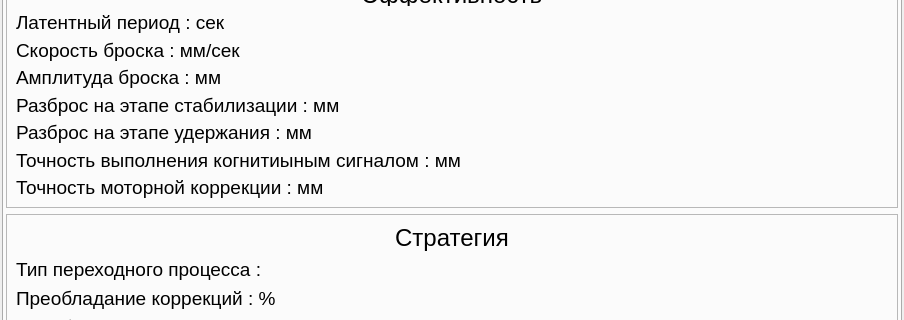
First picture: the form in metodics/dynamic_tests/step_offset/stepoffsetvisualize.ui, repository grigp/a-analyser, before the edit; both pictures show x 0 to 904 and y 144 to 464 of the 904 by 638 pixel window.
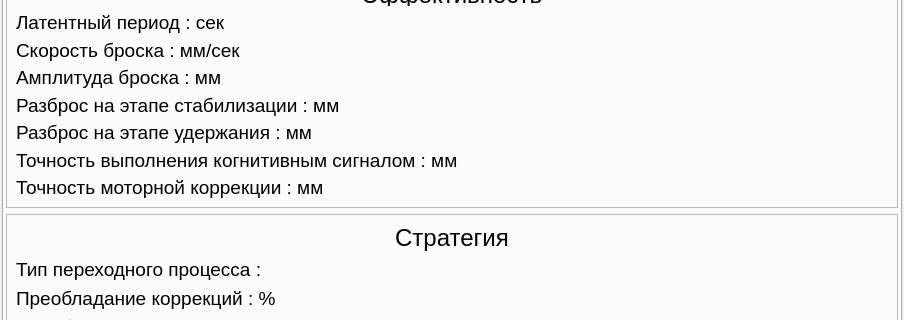
Second picture: the form after the edit. The open tabs and pages were chosen to show the change. Custom widgets are drawn as their Qt base class.

Patch:
```diff
--- a/metodics/dynamic_tests/step_offset/stepoffsetvisualize.ui
+++ b/metodics/dynamic_tests/step_offset/stepoffsetvisualize.ui
@@ -351,7 +351,7 @@
              </font>
             </property>
             <property name="text">
-             <string>Точность выполнения когнитиыным сигналом : мм</string>
+             <string>Точность выполнения когнитивным сигналом : мм</string>
             </property>
            </widget>
           </item>
```
Left out of the diff: 2 changed lines with no effect on the pictures.
